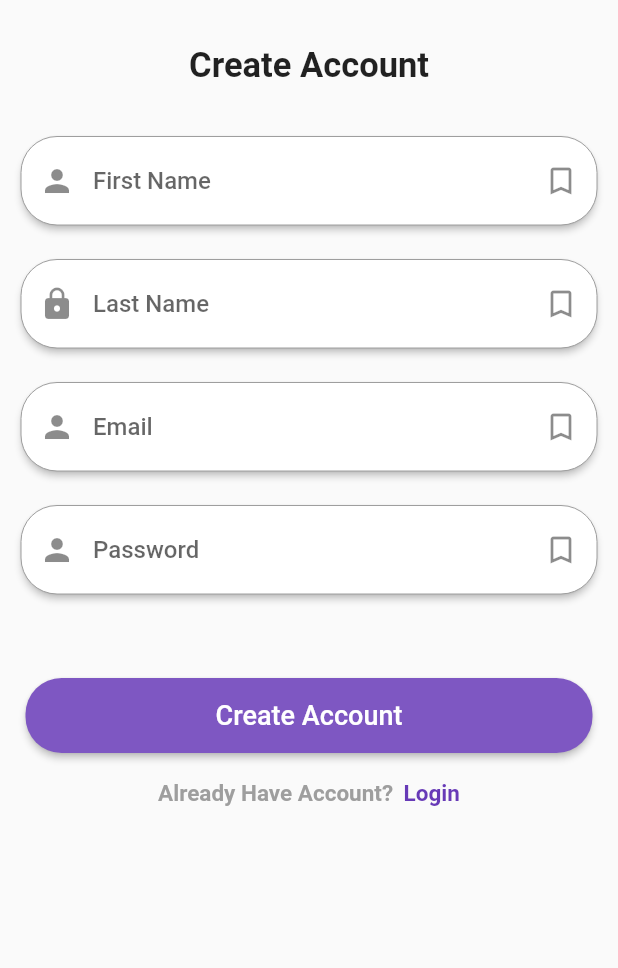
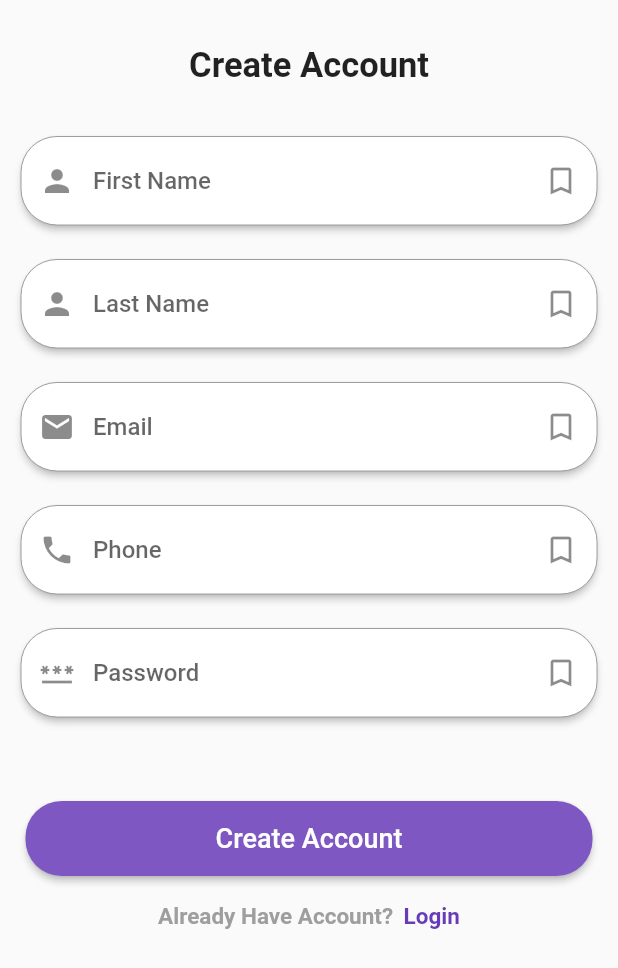
Before and after one commit to Tinyhuge/Ride-Hailer, a Flutter app: the SignupScreen screen opened directly with empty values, after a tap on "Create Account", on a phone screen of 412 x 824 dp. Shown: the top 968 px of the screen. Run offline on Flutter 3.47's test engine with Material 2 defaults, Android fonts, the phone set to English and light mode, and no system bars; our stand-ins replace flutter_svg, geocoding, geolocator, modal_bottom_sheet, persistent_bottom_nav_bar; missing offline and left inert: mapmyindia_gl.

Commit message:
All the required setup to finish all Login/Signup API callls are done successfully...

```diff
--- /dev/null
+++ b/lib/src/user/constants/image_urls.dart
@@ -0,0 +1,16 @@
+class ImageUrls {
+  static var dummyProfileList = [
+    "https://images.pexels.com/photos/39866/entrepreneur-startup-start-up-man-39866.jpeg?auto=compress&cs=tinysrgb&w=600",
+    "https://images.pexels.com/photos/2050979/pexels-photo-2050979.jpeg?auto=compress&cs=tinysrgb&w=600",
+    "https://images.pexels.com/photos/1851164/pexels-photo-1851164.jpeg?auto=compress&cs=tinysrgb&w=600",
+    "https://images.pexels.com/photos/845457/pexels-photo-845457.jpeg?auto=compress&cs=tinysrgb&w=600",
+    "https://images.pexels.com/photos/762080/pexels-photo-762080.jpeg?auto=compress&cs=tinysrgb&w=600",
+    "https://images.pexels.com/photos/2023384/pexels-photo-2023384.jpeg?auto=compress&cs=tinysrgb&w=600",
+    "https://images.pexels.com/photos/819530/pexels-photo-819530.jpeg?auto=compress&cs=tinysrgb&w=600",
+    "https://images.pexels.com/photos/1848565/pexels-photo-1848565.jpeg?auto=compress&cs=tinysrgb&w=600",
+    "https://images.pexels.com/photos/354951/pexels-photo-354951.jpeg?auto=compress&cs=tinysrgb&w=600",
+    "https://images.pexels.com/photos/415263/pexels-photo-415263.jpeg?auto=compress&cs=tinysrgb&w=600",
+    "https://images.pexels.com/photos/813940/pexels-photo-813940.jpeg?auto=compress&cs=tinysrgb&w=600",
+    "https://images.pexels.com/photos/937416/pexels-photo-937416.jpeg?auto=compress&cs=tinysrgb&w=600",
+  ];
+}
--- /dev/null
+++ b/lib/src/user/data/endpoints/base_url.dart
@@ -0,0 +1,5 @@
+// ignore_for_file: constant_identifier_names
+
+class BaseUrl {
+  static const String BASE_URL = "https://5to95.com:3000";
+}
--- a/lib/src/user/pages/extra/signup_screen.dart
+++ b/lib/src/user/pages/extra/signup_screen.dart
@@ -1,6 +1,12 @@
+// ignore_for_file: avoid_print
+
+import 'dart:math';
+
 import 'package:flutter/material.dart';
-import 'package:flutter/src/widgets/container.dart';
-import 'package:flutter/src/widgets/framework.dart';
+import 'package:flutter/services.dart';
+import 'package:geolocator/geolocator.dart';
+import 'package:geocoding/geocoding.dart';
+import 'package:ride_hailer/src/user/constants/image_urls.dart';
 import 'package:ride_hailer/src/user/pages/extra/login_screen.dart';
 
 class SignupScreen extends StatefulWidget {
@@ -13,18 +19,117 @@ class SignupScreen extends StatefulWidget {
 }
 
 class _SignupScreenState extends State<SignupScreen> {
+  String fName = "";
+  String lName = "";
+  String email = "";
+  String phone = "";
+  String password = "";
   String dropdownvalue = 'Car';
+  String vehicleRegistrationNumber = "KA${Random().nextInt(6)}";
+  double lat = 0.0;
+  double long = 0.0;
+  String randomProfileUrl = ImageUrls
+      .dummyProfileList[Random().nextInt(ImageUrls.dummyProfileList.length)];
 
   // List of items in our dropdown menu
   var items = ['Car', 'Bike', 'Auto', 'Bus'];
+
+  Map<String, dynamic> requestDataUser = {
+    'firstName': 'A',
+    'lastName': 'B',
+    'email': 'C',
+    'password': 'C',
+    'deviceToken': 'C',
+    'userType': 'C',
+    'mobileNumber': 'C',
+    'profilePicUrl': 'C',
+  };
+
+  Future<Position> _determinePosition() async {
+    bool serviceEnabled;
+    LocationPermission permission;
+
+    // Test if location services are enabled.
+    serviceEnabled = await Geolocator.isLocationServiceEnabled();
+    if (!serviceEnabled) {
+      // Location services are not enabled don't continue
+      // accessing the position and request users of the
+      // App to enable the location services.
+      return Future.error('Location services are disabled.');
+    }
+
+    permission = await Geolocator.checkPermission();
+    if (permission == LocationPermission.denied) {
+      permission = await Geolocator.requestPermission();
+      if (permission == LocationPermission.denied) {
+        // Permissions are denied, next time you could try
+        // requesting permissions again (this is also where
+        // Android's shouldShowRequestPermissionRationale
+        // returned true. According to Android guidelines
+        // your App should show an explanatory UI now.
+        return Future.error('Location permissions are denied');
+      }
+    }
+
+    if (permission == LocationPermission.deniedForever) {
+      // Permissions are denied forever, handle appropriately.
+      return Future.error(
+          'Location permissions are permanently denied, we cannot request permissions.');
+    }
+
+    // When we reach here, permissions are granted and we can
+    // continue accessing the position of the device.
+    return await Geolocator.getCurrentPosition();
+  }
+
+  @override
+  void initState() {
+    super.initState();
+  }
 
   @override
   Widget build(BuildContext context) {
     return Scaffold(
         resizeToAvoidBottomInset: false,
         body: SafeArea(
-          child: SingleChildScrollView(child: parentLayout(context)),
+          child: SingleChildScrollView(
+              scrollDirection: Axis.vertical,
+              physics: const ScrollPhysics(),
+              child: parentLayout(context)),
         ));
+  }
+
+  Future<String> getDeviceCurrentLocation() async {
+    Position position = await Geolocator.getCurrentPosition(
+        desiredAccuracy: LocationAccuracy.high);
+
+    double lattitude = position.latitude;
+    double longitude = position.longitude;
+    String latString = lattitude.toString();
+    String longString = longitude.toString();
+    String latlongString = "$latString,$longString";
+
+    setState(() {
+      lat = lattitude;
+      long = longitude;
+    });
+
+    print("Lattitude : $lattitude");
+    print("Longitude : $longitude");
+    print("Timestamp : ${position.timestamp}");
+    print("Speed : ${position.speed}");
+
+    return latlongString;
+  }
+
+  Future<void> getLocationNameFromLatLong() async {
+    List<Placemark> placemarks = await placemarkFromCoordinates(lat, long);
+
+    for (var place in placemarks) {
+      {
+        print("Place : $place");
+      }
+    }
   }
 
   Widget vehicleDropDown() {
@@ -52,9 +157,9 @@ class _SignupScreenState extends State<SignupScreen> {
               child: DropdownButton(
                 hint: const Text("Choose Vehicle Type"),
                 style: const TextStyle(
-                    fontWeight: FontWeight.w600,
+                    // fontWeight: FontWeight.w600,
                     fontSize: 18,
-                    color: Colors.black),
+                    color: Color.fromARGB(255, 39, 35, 35)),
                 value: dropdownvalue,
                 icon: const Icon(Icons.keyboard_arrow_down),
                 items: items.map((String items) {
@@ -93,26 +198,62 @@ class _SignupScreenState extends State<SignupScreen> {
                   style: TextStyle(fontSize: 23, fontWeight: FontWeight.w600)),
               const SizedBox(height: 30),
               textFieldWidget(
+                  onTextChange: (value) {
+                    setState(() {
+                      fName = value;
+                    });
+                  },
                   hintText: "First Name",
-                  email: true,
+                  icon: Icons.person,
+                  inputType: TextInputType.name,
                   prefixColor: Colors.yellow,
                   initialValue: ""),
               const SizedBox(height: 15),
               textFieldWidget(
+                  onTextChange: (value) {
+                    setState(() {
+                      lName = value;
+                    });
+                  },
                   hintText: "Last Name",
-                  email: false,
+                  icon: Icons.person,
+                  inputType: TextInputType.name,
                   prefixColor: Colors.yellow,
                   initialValue: ""),
               const SizedBox(height: 15),
               textFieldWidget(
+                  onTextChange: (value) {
+                    setState(() {
+                      email = value;
+                    });
+                  },
                   hintText: "Email",
-                  email: true,
+                  icon: Icons.email,
+                  inputType: TextInputType.emailAddress,
                   prefixColor: Colors.yellow,
                   initialValue: ""),
               const SizedBox(height: 15),
               textFieldWidget(
+                  onTextChange: (value) {
+                    setState(() {
+                      phone = value;
+                    });
+                  },
+                  hintText: "Phone",
+                  icon: Icons.phone,
+                  inputType: TextInputType.phone,
+                  prefixColor: Colors.yellow,
+                  initialValue: ""),
+              const SizedBox(height: 15),
+              textFieldWidget(
+                  onTextChange: (value) {
+                    setState(() {
+                      password = value;
+                    });
+                  },
                   hintText: "Password",
-                  email: true,
+                  icon: Icons.password,
+                  inputType: TextInputType.visiblePassword,
                   prefixColor: Colors.yellow,
                   initialValue: ""),
               const SizedBox(height: 15),
@@ -149,7 +290,8 @@ class _SignupScreenState extends State<SignupScreen> {
                             fontWeight: FontWeight.w600)),
                   ),
                 ],
-              )
+              ),
+              const SizedBox(height: 30),
             ],
           )),
     );
@@ -160,8 +302,14 @@ class _SignupScreenState extends State<SignupScreen> {
       margin: const EdgeInsets.only(left: 7, right: 7, top: 7),
       width: MediaQuery.of(context).size.width,
       height: 50,
+      child: GestureDetector(
+        onLongPress: () {
+          getLocationNameFromLatLong();
+        },
         child: ElevatedButton(
-          onPressed: () {},
+            onPressed: () {
+              getDeviceCurrentLocation();
+            },
             style: ButtonStyle(
                 backgroundColor:
                     MaterialStateProperty.all<Color>(Colors.deepPurple[400]!),
@@ -172,30 +320,36 @@ class _SignupScreenState extends State<SignupScreen> {
             child: const Text(
               "Create Account",
               style: TextStyle(
-                fontSize: 18, fontWeight: FontWeight.w500, color: Colors.white),
+                  fontSize: 18,
+                  fontWeight: FontWeight.w500,
+                  color: Colors.white),
             )),
+      ),
     );
   }
 
   Widget textFieldWidget(
       {required Color prefixColor,
       required String initialValue,
-      required bool email,
+      required IconData icon,
+      required TextInputType inputType,
       required String hintText,
-      Function()? onTap}) {
+      Function()? onTap,
+      Function(String)? onTextChange}) {
     return Card(
         elevation: 2,
         shape: RoundedRectangleBorder(
           borderRadius: BorderRadius.circular(24.0),
         ),
         child: TextFormField(
+            onChanged: onTextChange,
+            keyboardType: inputType,
             autofocus: false,
             style: const TextStyle(fontSize: 16, fontWeight: FontWeight.w500),
             decoration: InputDecoration(
                 hintText: hintText,
                 suffixIcon: const Icon(Icons.bookmark_border_outlined),
-                prefixIcon:
-                    email ? const Icon(Icons.person) : const Icon(Icons.lock),
+                prefixIcon: Icon(icon),
                 focusedBorder: const OutlineInputBorder(
                   borderRadius: BorderRadius.all(
                     Radius.circular(24.0),
--- a/pubspec.yaml
+++ b/pubspec.yaml
@@ -23,6 +23,7 @@ dependencies:
   mapmyindia_gl: ^0.2.2
   flutter_neumorphic: ^3.2.0
   modal_bottom_sheet: ^2.1.2
+  geocoding: ^2.0.5
 
 
 
```
Also changed, not shown: lib/src/user/data/APIs/rest_methods.dart (added, +46 -0 lines), lib/src/user/data/endpoints/api.dart (added, +12 -0 lines), lib/src/user/data/models/RegistrationFailureRes.dart (added, +14 -0 lines), lib/src/user/data/models/RegistrationSuccessRes.dart (added, +14 -0 lines), lib/src/user/pages/extra/login_screen.dart (+6 -4 lines), lib/src/user/data/models/LoginFailureRes.dart (added), lib/src/user/data/models/LoginSuccessRes.dart (added), pubspec.lock, 2 other files. Lines whose indentation alone changed are shown as unchanged.
